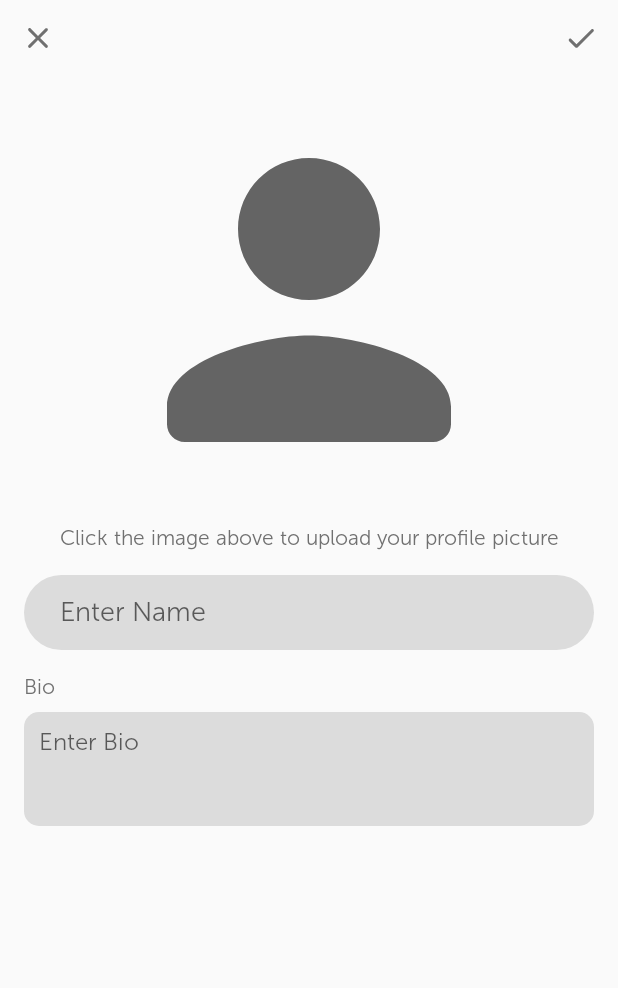
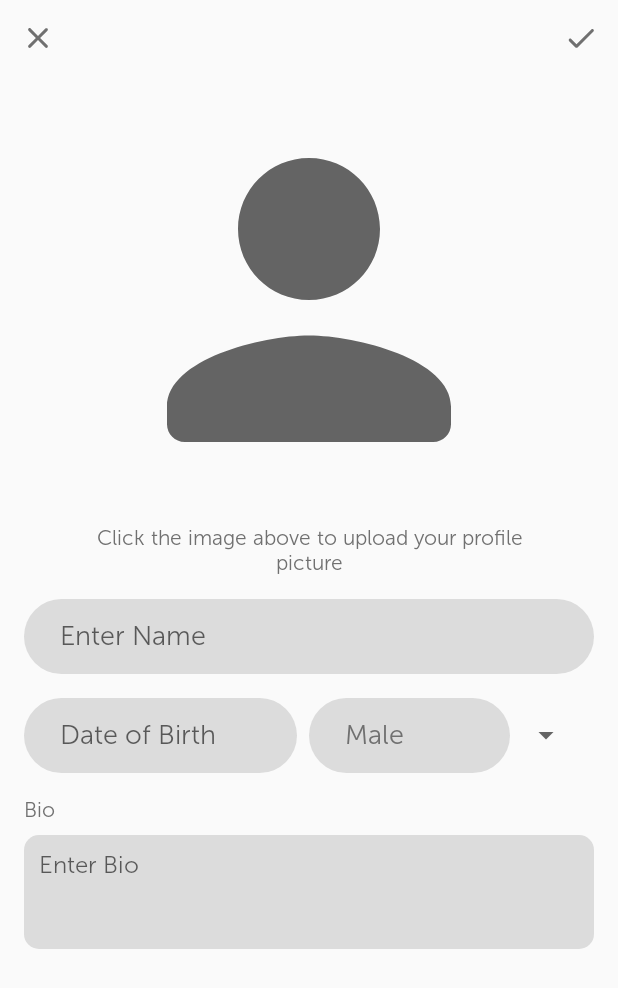
Before and after one commit to ameydeshmukhcode/friskyicebreaker, an Android app: the screen it shows after launch once a user with an empty profile is signed in (SetupProfileActivity), on a phone screen of 412 x 824 dp. Shown: the top 988 px of the screen. Run offline under Robolectric (Android 15) with nearby library versions, the light colour scheme and no system bars; our stand-ins replace Firebase (no records; nobody signed in at launch, a user with empty details on screens opened directly), Picasso.

Commit message:
Updated setup profile activity layout

```diff
--- a/app/src/main/java/com/frisky/icebreaker/profile/SetupProfileActivity.java
+++ b/app/src/main/java/com/frisky/icebreaker/profile/SetupProfileActivity.java
@@ -10,9 +10,11 @@ import androidx.appcompat.app.AppCompatActivity;
 import android.os.Bundle;
 import android.util.Log;
 import android.view.View;
+import android.widget.ArrayAdapter;
 import android.widget.ImageButton;
 import android.widget.ImageView;
 import android.widget.ProgressBar;
+import android.widget.Spinner;
 import android.widget.TextView;
 import android.widget.Toast;
 
@@ -53,6 +55,7 @@ public class SetupProfileActivity extends AppCompatActivity implements FormActiv
     TextView mBioInput;
     ProgressBar mProgressBar;
     ConstraintLayout mProgressLayout;
+    Spinner mGenderSpinner;
 
     PickImageDialog pickImageDialog;
 
@@ -82,6 +85,13 @@ public class SetupProfileActivity extends AppCompatActivity implements FormActiv
         mProfileImage = findViewById(R.id.image_profile);
         mCancelButton = findViewById(R.id.button_cancel);
         mDoneButton = findViewById(R.id.button_done);
+
+        mGenderSpinner = findViewById(R.id.spinner_gender);
+
+        ArrayAdapter adapter = ArrayAdapter.createFromResource(this, R.array.genders, R.layout.spinner_item);
+        adapter.setDropDownViewResource(R.layout.spinner_dropdown_item);
+        mGenderSpinner.setAdapter(adapter);
+
         mProgressBar = findViewById(R.id.progress_upload);
         mProgressLayout.setVisibility(View.GONE);
 
@@ -115,12 +125,14 @@ public class SetupProfileActivity extends AppCompatActivity implements FormActiv
         mCancelButton.setOnClickListener(null);
         mNameInput.setEnabled(false);
         mBioInput.setEnabled(false);
+        mGenderSpinner.setEnabled(false);
     }
 
     @Override
     public void enableForm() {
         mNameInput.setEnabled(true);
         mBioInput.setEnabled(true);
+        mGenderSpinner.setEnabled(true);
         mDoneButton.setOnClickListener(new View.OnClickListener() {
             @Override
             public void onClick(View v) {
--- a/app/src/main/res/layout/activity_setup_profile.xml
+++ b/app/src/main/res/layout/activity_setup_profile.xml
@@ -59,6 +59,18 @@
             app:layout_constraintTop_toBottomOf="@+id/uploading_details" />
     </androidx.constraintlayout.widget.ConstraintLayout>
 
+    <ScrollView
+        android:layout_width="0dp"
+        android:layout_height="0dp"
+        app:layout_constraintBottom_toBottomOf="parent"
+        app:layout_constraintEnd_toEndOf="parent"
+        app:layout_constraintStart_toStartOf="parent"
+        app:layout_constraintTop_toBottomOf="@id/layout_progress">
+
+        <androidx.constraintlayout.widget.ConstraintLayout
+            android:layout_width="match_parent"
+            android:layout_height="wrap_content">
+
             <ImageView
                 android:id="@+id/image_profile"
                 android:layout_width="0dp"
@@ -67,32 +79,32 @@
                 android:layout_marginTop="8dp"
                 android:layout_marginEnd="64dp"
                 android:scaleType="centerCrop"
-        app:layout_constraintDimensionRatio="1"
+                app:layout_constraintDimensionRatio="1:1"
                 app:layout_constraintEnd_toEndOf="parent"
                 app:layout_constraintStart_toStartOf="parent"
-        app:layout_constraintTop_toBottomOf="@id/layout_progress"
+                app:layout_constraintTop_toTopOf="parent"
                 app:srcCompat="@drawable/round_person_24" />
 
             <TextView
                 android:id="@+id/update_image"
                 android:layout_width="0dp"
                 android:layout_height="wrap_content"
-        android:layout_marginStart="16dp"
                 android:layout_marginTop="8dp"
-        android:layout_marginEnd="16dp"
                 android:fontFamily="@font/museosans300"
                 android:gravity="center"
                 android:text="@string/update_image"
                 android:textColor="@color/textDark"
-        app:layout_constraintEnd_toEndOf="parent"
-        app:layout_constraintStart_toStartOf="parent"
+                app:layout_constraintEnd_toEndOf="@+id/image_profile"
+                app:layout_constraintStart_toStartOf="@+id/image_profile"
                 app:layout_constraintTop_toBottomOf="@+id/image_profile" />
 
             <EditText
                 android:id="@+id/input_name"
                 android:layout_width="0dp"
                 android:layout_height="@dimen/input_primary_height"
+                android:layout_marginStart="16dp"
                 android:layout_marginTop="16dp"
+                android:layout_marginEnd="16dp"
                 android:background="@drawable/background_circular"
                 android:ems="10"
                 android:fontFamily="@font/museosans300"
@@ -101,35 +113,57 @@
                 android:paddingStart="@dimen/input_primary_start_padding"
                 android:paddingEnd="@dimen/input_primary_start_padding"
                 android:textColor="@color/textDark"
-        app:layout_constraintEnd_toEndOf="@+id/update_image"
-        app:layout_constraintStart_toStartOf="@+id/update_image"
+                app:layout_constraintEnd_toEndOf="parent"
+                app:layout_constraintStart_toStartOf="parent"
                 app:layout_constraintTop_toBottomOf="@+id/update_image" />
 
-    <androidx.constraintlayout.widget.ConstraintLayout
-        android:id="@+id/layout_bio"
+            <EditText
+                android:id="@+id/input_date_of_birth"
                 android:layout_width="0dp"
-        android:layout_height="wrap_content"
+                android:layout_height="@dimen/input_primary_height"
                 android:layout_marginTop="16dp"
+                android:background="@drawable/background_circular"
+                android:editable="false"
+                android:ems="10"
+                android:focusable="false"
+                android:fontFamily="@font/museosans300"
+                android:hint="Date of Birth"
+                android:inputType="date"
+                android:paddingStart="@dimen/input_primary_start_padding"
+                android:paddingEnd="@dimen/input_primary_start_padding"
+                android:textColor="@color/textDark"
+                app:layout_constraintEnd_toStartOf="@+id/spinner_gender"
+                app:layout_constraintStart_toStartOf="@+id/input_name"
+                app:layout_constraintTop_toBottomOf="@+id/input_name" />
+
+            <Spinner
+                android:id="@+id/spinner_gender"
+                android:layout_width="0dp"
+                android:layout_height="@dimen/input_primary_height"
+                android:layout_marginStart="8dp"
+                android:layout_marginEnd="8dp"
                 app:layout_constraintEnd_toEndOf="@+id/input_name"
-        app:layout_constraintStart_toStartOf="@+id/input_name"
-        app:layout_constraintTop_toBottomOf="@+id/input_name">
+                app:layout_constraintStart_toEndOf="@+id/input_date_of_birth"
+                app:layout_constraintTop_toTopOf="@+id/input_date_of_birth" />
 
             <TextView
                 android:id="@+id/bio"
                 android:layout_width="wrap_content"
                 android:layout_height="wrap_content"
+                android:layout_marginTop="16dp"
                 android:fontFamily="@font/museosans300"
                 android:text="@string/bio"
                 android:textColor="@color/textDark"
                 android:textSize="@dimen/text_subtitle_size"
-            app:layout_constraintStart_toStartOf="parent"
-            app:layout_constraintTop_toTopOf="parent" />
+                app:layout_constraintStart_toStartOf="@+id/input_name"
+                app:layout_constraintTop_toBottomOf="@+id/input_date_of_birth" />
 
             <EditText
                 android:id="@+id/input_bio"
                 android:layout_width="0dp"
                 android:layout_height="@dimen/input_about_me_height"
                 android:layout_marginTop="8dp"
+                android:layout_marginBottom="32dp"
                 android:background="@drawable/background_round_rect"
                 android:ems="10"
                 android:fontFamily="@font/museosans300"
@@ -140,10 +174,12 @@
                 android:textColor="@color/textDark"
                 android:textIsSelectable="true"
                 android:textSize="@dimen/text_multiline_input_size"
-            app:layout_constraintEnd_toEndOf="parent"
-            app:layout_constraintStart_toStartOf="parent"
+                app:layout_constraintBottom_toBottomOf="parent"
+                app:layout_constraintEnd_toEndOf="@+id/input_name"
+                app:layout_constraintStart_toStartOf="@+id/bio"
                 app:layout_constraintTop_toBottomOf="@+id/bio" />
 
         </androidx.constraintlayout.widget.ConstraintLayout>
+    </ScrollView>
 
 </androidx.constraintlayout.widget.ConstraintLayout>
--- /dev/null
+++ b/app/src/main/res/layout/spinner_dropdown_item.xml
@@ -0,0 +1,14 @@
+<?xml version="1.0" encoding="utf-8"?>
+<CheckedTextView xmlns:android="http://schemas.android.com/apk/res/android"
+    android:layout_width="match_parent"
+    android:layout_height="@dimen/input_primary_height"
+    android:background="@color/backgroundLight"
+    android:fontFamily="@font/museosans300"
+    android:foreground="?attr/selectableItemBackground"
+    android:gravity="center_vertical"
+    android:paddingStart="@dimen/input_primary_start_padding"
+    android:paddingEnd="@dimen/input_primary_start_padding"
+    android:textColor="@color/textDark"
+    android:textSize="@dimen/text_title_size">
+
+</CheckedTextView>
--- /dev/null
+++ b/app/src/main/res/layout/spinner_item.xml
@@ -0,0 +1,15 @@
+<?xml version="1.0" encoding="utf-8"?>
+<TextView xmlns:android="http://schemas.android.com/apk/res/android"
+    android:id="@+id/text_spinner"
+    android:layout_width="match_parent"
+    android:layout_height="@dimen/input_primary_height"
+    android:background="@drawable/background_circular"
+    android:fontFamily="@font/museosans300"
+    android:gravity="center_vertical"
+    android:paddingStart="@dimen/input_primary_start_padding"
+    android:paddingEnd="@dimen/input_primary_start_padding"
+    android:text="@string/age_check"
+    android:textColor="@color/textDark"
+    android:textSize="@dimen/text_title_size">
+
+</TextView>
```
Lines whose indentation alone changed are shown as unchanged.
